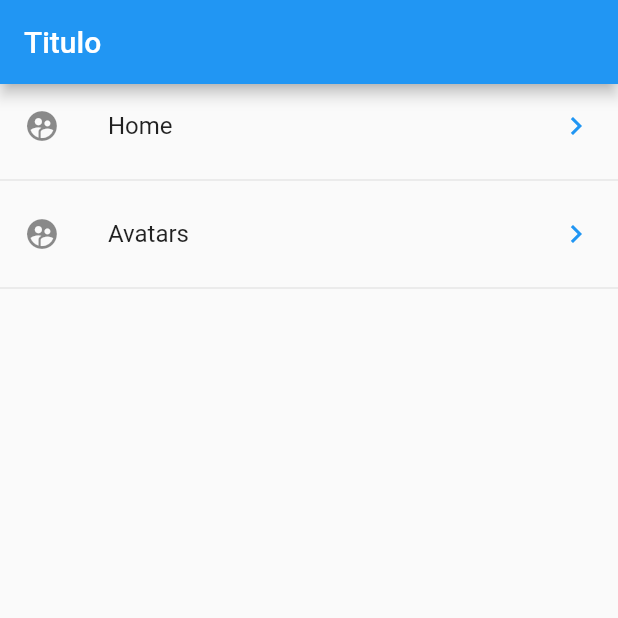
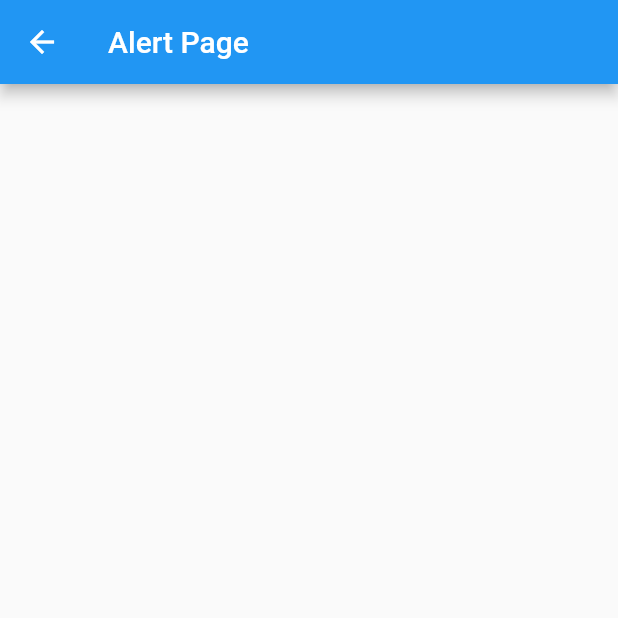
Before and after one commit to daniel7byte/flutter_application_fernando_herrera, a Flutter app: the screen it shows after launch, after a tap on "Home", on a phone screen of 412 x 824 dp, the top half of it. Run offline on Flutter 3.47's test engine with Material 2 defaults, Android fonts, the phone set to English and light mode, and no system bars; our stand-ins replace toast.

Commit message:
getIcon and Navigation

```diff
--- a/data/menu_options.json
+++ b/data/menu_options.json
@@ -3,13 +3,18 @@
   "routes": [
     {
       "route": "/",
-      "icon": "home",
+      "icon": "add_alert",
       "title": "Home"
     },
     {
       "route": "/avatars",
       "icon": "accessibility",
       "title": "Avatars"
+    },
+    {
+      "route": "/cards",
+      "icon": "folder_open",
+      "title": "Cards"
     }
   ]
 }
--- /dev/null
+++ b/lib/src/pages/alert_page.dart
@@ -0,0 +1,14 @@
+import 'package:flutter/material.dart';
+
+class AlertPage extends StatelessWidget {
+  const AlertPage({Key? key}) : super(key: key);
+
+  @override
+  Widget build(BuildContext context) {
+    return Scaffold(
+      appBar: AppBar(
+        title: Text('Alert Page'),
+      ),
+    );
+  }
+}
--- a/lib/src/pages/home_page.dart
+++ b/lib/src/pages/home_page.dart
@@ -1,5 +1,7 @@
 import 'package:flutter/material.dart';
+import 'package:flutter_application_1/src/pages/alert_page.dart';
 import 'package:flutter_application_1/src/providers/menu_provider.dart';
+import 'package:flutter_application_1/src/utils/icon_string_util.dart';
 
 class HomePage extends StatelessWidget {
   const HomePage({Key? key}) : super(key: key);
@@ -21,25 +23,30 @@ class HomePage extends StatelessWidget {
       future: menuProvider.loadData(),
       initialData: [],
       builder: (context, AsyncSnapshot<List<dynamic>> snapshot) {
-        print(snapshot.data);
-
         return ListView(
-          children: _optionsList(snapshot.data),
+          children: _optionsList(context, snapshot.data),
         );
       },
     );
   }
 
-  List<Widget> _optionsList(List<dynamic>? data) {
+  List<Widget> _optionsList(BuildContext context, List<dynamic>? data) {
     final List<Widget> options = [];
 
     if (data != null) {
       data.forEach((element) {
         final widgeTemp = ListTile(
           title: Text(element['title']),
-          leading: Icon(Icons.supervised_user_circle),
+          leading: getIcon(element['icon']),
           trailing: Icon(Icons.keyboard_arrow_right, color: Colors.blue),
-          onTap: () {},
+          onTap: () {
+            final route = MaterialPageRoute(
+              builder: (context) {
+                return AlertPage();
+              },
+            );
+            Navigator.push(context, route);
+          },
         );
 
         options
@@ -49,7 +56,9 @@ class HomePage extends StatelessWidget {
 
       return options;
     } else {
-      return [];
+      return [
+        CircularProgressIndicator(),
+      ];
     }
   }
 }
--- /dev/null
+++ b/lib/src/utils/icon_string_util.dart
@@ -0,0 +1,11 @@
+import 'package:flutter/material.dart';
+
+final _icons = <String, IconData>{
+  'add_alert': Icons.add_alert,
+  'accessibility': Icons.accessibility,
+  'folder_open': Icons.folder_open,
+};
+
+Icon getIcon(String nameIcon) {
+  return Icon(_icons[nameIcon], color: Colors.blue);
+}
```
Also changed, not shown: lib/src/pages/avatar_page.dart (added, +14 -0 lines).
